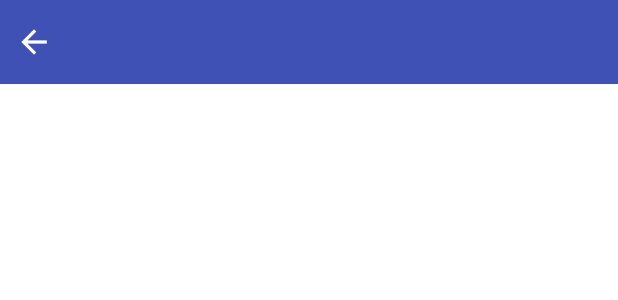
After one commit to superchao1024/coolweather, an Android app: the layout choose_area.xml on its own in the app's theme, with its tools: preview values and no code run, on a phone screen of 412 x 824 dp. The commit adds this screen. Shown: the top 300 px of the screen. Run offline under Robolectric (Android 15) with nearby library versions, the phone set to English and light mode, and no system bars.

Commit message:
完成遍历省市县三级列表的功能

```diff
--- a/app/src/main/java/com/coolweather/android/coolweather/MainActivity.java
+++ b/app/src/main/java/com/coolweather/android/coolweather/MainActivity.java
@@ -2,6 +2,8 @@ package com.coolweather.android.coolweather;
 
 import android.support.v7.app.AppCompatActivity;
 import android.os.Bundle;
+
+import com.coolweather.android.R;
 
 public class MainActivity extends AppCompatActivity {
 
@@ -10,4 +12,5 @@ public class MainActivity extends AppCompatActivity {
         super.onCreate(savedInstanceState);
         setContentView(R.layout.activity_main);
     }
+
 }
--- a/app/src/main/java/com/coolweather/android/coolweather/db/City.java
+++ b/app/src/main/java/com/coolweather/android/coolweather/db/City.java
@@ -47,4 +47,5 @@ public class City extends DataSupport {
     public void setProvinceId(int provinceId) {
         this.provinceId = provinceId;
     }
+
 }
--- a/app/src/main/java/com/coolweather/android/coolweather/db/County.java
+++ b/app/src/main/java/com/coolweather/android/coolweather/db/County.java
@@ -16,9 +16,7 @@ public class County extends DataSupport {
 
     private int cityId;
 
-    public int getId() {
-        return id;
-    }
+    public int getId() {return id;}
 
     public void setId(int id) {
         this.id = id;
--- a/app/src/main/java/com/coolweather/android/coolweather/db/Province.java
+++ b/app/src/main/java/com/coolweather/android/coolweather/db/Province.java
@@ -6,7 +6,7 @@ import org.litepal.crud.DataSupport;
  * Created by 92828 on 2018/8/6.
  */
 
-public class Province extends DataSupport {
+public class    Province extends DataSupport {
 
     private int id;
 
--- /dev/null
+++ b/app/src/main/res/layout/choose_area.xml
@@ -0,0 +1,38 @@
+<?xml version="1.0" encoding="utf-8"?>
+<LinearLayout
+    xmlns:android="http://schemas.android.com/apk/res/android"
+    android:orientation="vertical"
+    android:layout_width="match_parent"
+    android:layout_height="match_parent"
+    android:background="#fff"
+    android:fitsSystemWindows="true">
+
+    <RelativeLayout
+        android:layout_width="match_parent"
+        android:layout_height="?attr/actionBarSize"
+        android:background="?attr/colorPrimary">
+
+        <TextView
+            android:id="@+id/title_text"
+            android:layout_width="wrap_content"
+            android:layout_height="wrap_content"
+            android:layout_centerInParent="true"
+            android:textColor="#fff"
+            android:textSize="20sp"/>
+
+        <Button
+            android:id="@+id/back_button"
+            android:layout_width="25dp"
+            android:layout_height="25dp"
+            android:layout_marginLeft="10dp"
+            android:layout_alignParentLeft="true"
+            android:layout_centerVertical="true"
+            android:background="@drawable/ic_back"/>
+    </RelativeLayout>
+
+    <ListView
+        android:id="@+id/list_view"
+        android:layout_width="match_parent"
+        android:layout_height="match_parent"/>
+
+</LinearLayout>
--- a/app/src/main/res/values/styles.xml
+++ b/app/src/main/res/values/styles.xml
@@ -1,7 +1,7 @@
 <resources>
 
     <!-- Base application theme. -->
-    <style name="AppTheme" parent="Theme.AppCompat.Light.DarkActionBar">
+    <style name="AppTheme" parent="Theme.AppCompat.Light.NoActionBar">
         <!-- Customize your theme here. -->
         <item name="colorPrimary">@color/colorPrimary</item>
         <item name="colorPrimaryDark">@color/colorPrimaryDark</item>
```
Also changed, not shown: app/build.gradle (+5 -5 lines), app/src/main/AndroidManifest.xml (+7 -4 lines), app/src/main/assets/litepal.xml (+3 -8 lines), app/src/main/java/com/coolweather/android/coolweather/ChooseAreaFragment.java (added, +251 -0 lines), app/src/main/java/com/coolweather/android/coolweather/util/HttpUtil.java (added, +16 -0 lines), app/src/main/java/com/coolweather/android/coolweather/util/Utility.java (added, +91 -0 lines), app/src/main/res/layout/activity_main.xml (+10 -14 lines), app/src/main/res/drawable/ic_back.png (added), 1 other file.
